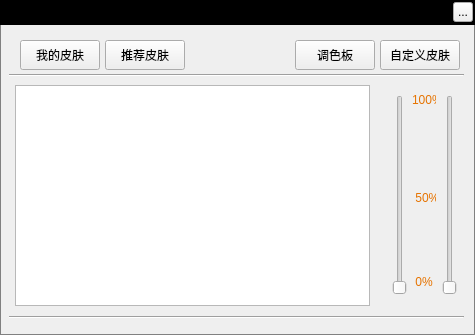
Greedysky/TTKMusicPlayer, file ui/application/musicbackgroundskindialog.ui: the form before one commit.
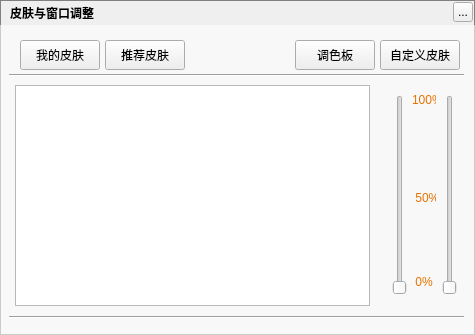
The form after the commit.

Commit message: update music background image on dialog[320159]

Diff of the .ui file:
```diff
--- a/ui/application/musicbackgroundskindialog.ui
+++ b/ui/application/musicbackgroundskindialog.ui
@@ -64,11 +64,11 @@
      <x>0</x>
      <y>0</y>
      <width>475</width>
-     <height>25</height>
+     <height>335</height>
     </rect>
    </property>
    <property name="styleSheet">
-    <string notr="true">background:black</string>
+    <string notr="true"/>
    </property>
    <property name="text">
     <string/>
@@ -209,6 +209,36 @@
     <enum>Qt::Horizontal</enum>
    </property>
   </widget>
+  <widget class="QLabel" name="backgroundMask">
+   <property name="geometry">
+    <rect>
+     <x>0</x>
+     <y>25</y>
+     <width>481</width>
+     <height>311</height>
+    </rect>
+   </property>
+   <property name="styleSheet">
+    <string notr="true">background:rgba(255,255,255,150)</string>
+   </property>
+   <property name="text">
+    <string/>
+   </property>
+  </widget>
+  <zorder>background</zorder>
+  <zorder>backgroundMask</zorder>
+  <zorder>showPerArea</zorder>
+  <zorder>bgTransparentSlider</zorder>
+  <zorder>topTitleName</zorder>
+  <zorder>topTitleCloseButton</zorder>
+  <zorder>mySkin</zorder>
+  <zorder>netSkin</zorder>
+  <zorder>bgTransparentSliderR</zorder>
+  <zorder>stackedWidget</zorder>
+  <zorder>line</zorder>
+  <zorder>customSkin</zorder>
+  <zorder>paletteButton</zorder>
+  <zorder>line_2</zorder>
  </widget>
  <resources/>
  <connections/>
```
Left out of the diff: 2 changed lines with no effect on the pictures. The commit also changes 3 other files.
